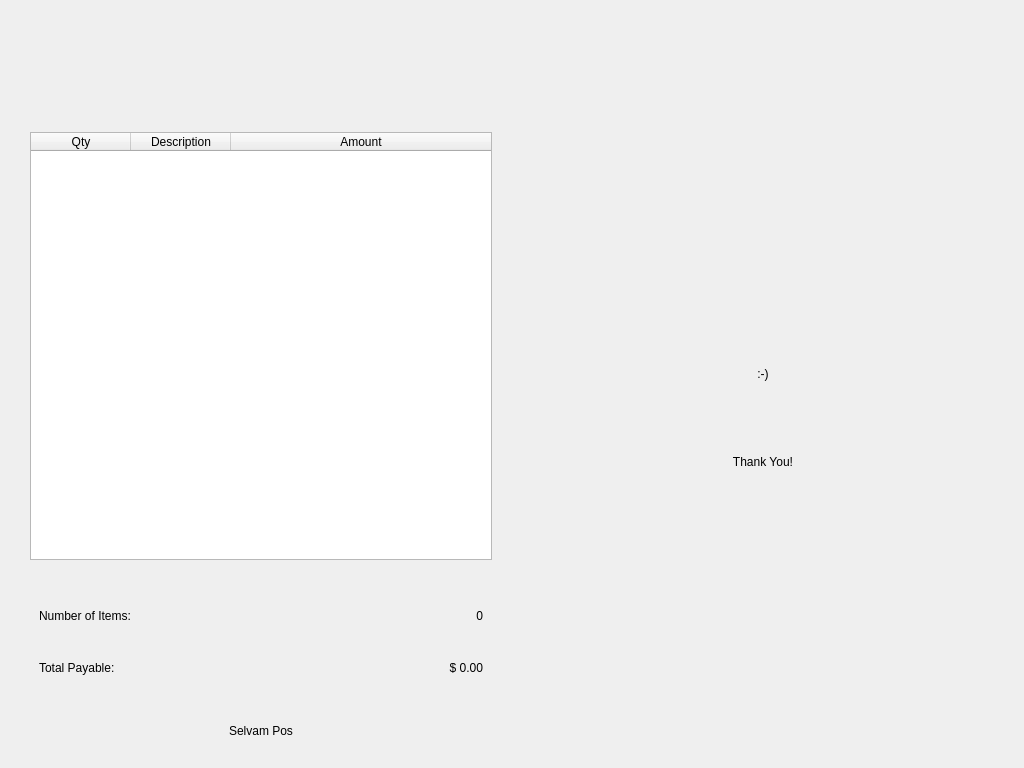
Selvam-T/POS, file Project/ui/screen2.ui: the form before one commit.
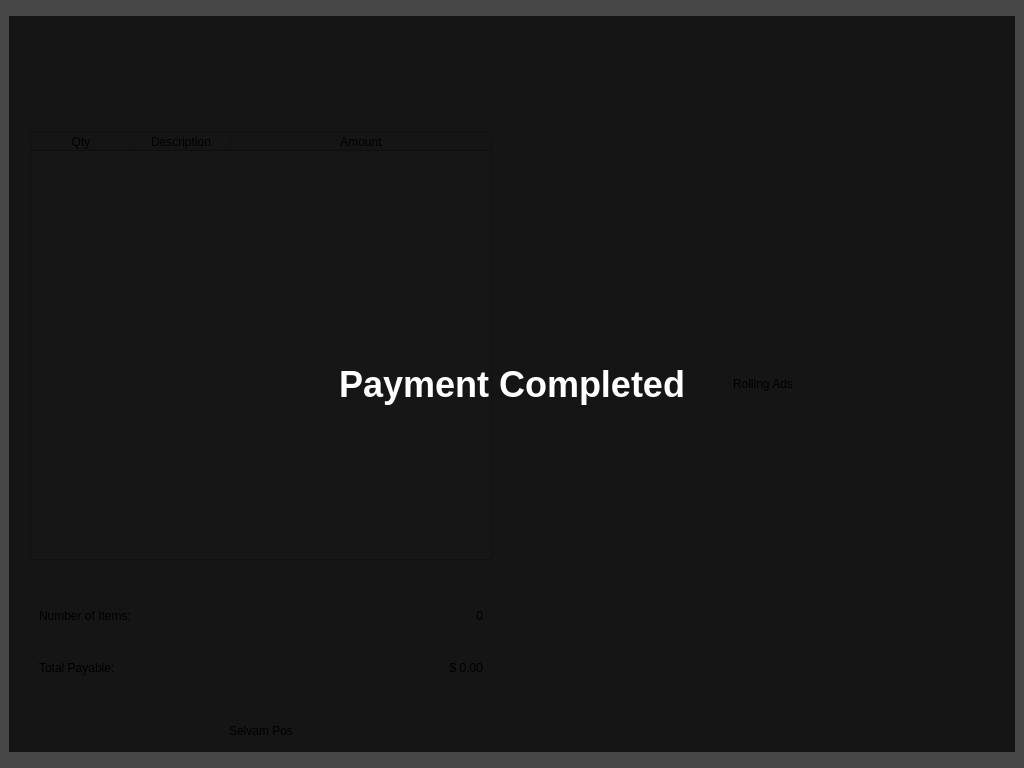
The form after the commit. The open tabs and pages were chosen to show the change.

Commit message: screen2.ui modified. replace pageCompleted with full-screen overlay, simplify state machine to idle|payment only

The edit to the form file:
```diff
--- a/Project/ui/screen2.ui
+++ b/Project/ui/screen2.ui
@@ -389,75 +389,65 @@
            </item>
           </layout>
          </widget>
-         <widget class="QWidget" name="pageCompleted">
-          <layout class="QVBoxLayout" name="completedLayout">
+
+           </widget>
+          </item>
+         </layout>
+        </widget>
+       </item>
+      </layout>
+     </widget>
+    </widget>
+   </item>
+  </layout>
+  <widget class="QFrame" name="paymentResultOverlay">
+   <property name="geometry">
+    <rect>
+     <x>0</x>
+     <y>0</y>
+     <width>1024</width>
+     <height>768</height>
+    </rect>
+   </property>
+   <property name="styleSheet">
+    <string>background-color: rgba(0, 0, 0, 180);</string>
+   </property>
+   <property name="visible">
+    <bool>false</bool>
+   </property>
+   <property name="frameShape">
+    <enum>QFrame::NoFrame</enum>
+   </property>
+   <layout class="QVBoxLayout" name="overlayLayout">
            <item>
-            <spacer name="compTopSpacer">
+     <spacer name="topSpacer">
              <property name="orientation">
               <enum>Qt::Vertical</enum>
              </property>
-             <property name="sizeHint" stdset="0">
-              <size>
-               <width>0</width>
-               <height>0</height>
-              </size>
-             </property>
             </spacer>
            </item>
            <item>
-            <widget class="QLabel" name="screen2SuccessLabel">
-             <property name="minimumSize">
-              <size>
-               <width>150</width>
-               <height>150</height>
-              </size>
-             </property>
+     <widget class="QLabel" name="paymentResultLabel">
              <property name="text">
-              <string>:-)</string>
+       <string>Payment Completed</string>
              </property>
              <property name="alignment">
               <set>Qt::AlignCenter</set>
              </property>
-            </widget>
-           </item>
-           <item>
-            <widget class="QLabel" name="screen2GreetingLabel">
-             <property name="font">
-              <font/>
-             </property>
-             <property name="text">
-              <string>Thank You!</string>
-             </property>
-             <property name="alignment">
-              <set>Qt::AlignCenter</set>
-             </property>
+      <property name="styleSheet">
+       <string>color: white; font-size: 36px; font-weight: bold;</string>
+      </property>
             </widget>
            </item>
            <item>
-            <spacer name="compBotSpacer">
+     <spacer name="bottomSpacer">
              <property name="orientation">
               <enum>Qt::Vertical</enum>
              </property>
-             <property name="sizeHint" stdset="0">
-              <size>
-               <width>0</width>
-               <height>0</height>
-              </size>
-             </property>
             </spacer>
            </item>
           </layout>
          </widget>
-           </widget>
-          </item>
-         </layout>
-        </widget>
-       </item>
-      </layout>
-     </widget>
-    </widget>
-   </item>
-  </layout>
  </widget>
  <resources/>
  <connections/>
```
Lines whose indentation alone changed are shown as unchanged. The commit also changes 4 other files.
